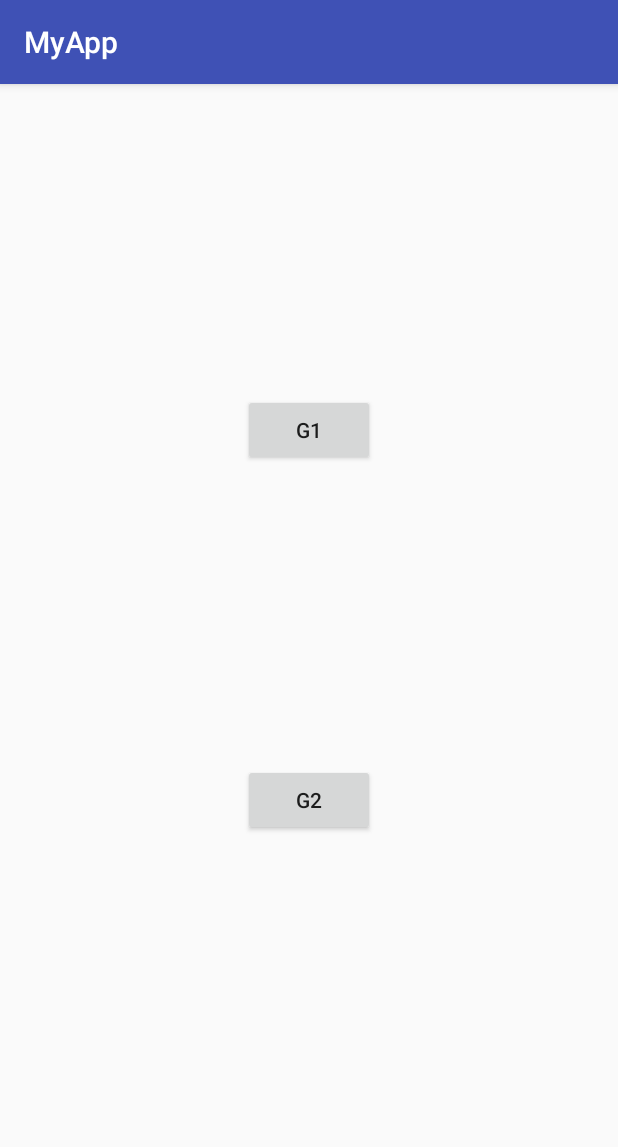
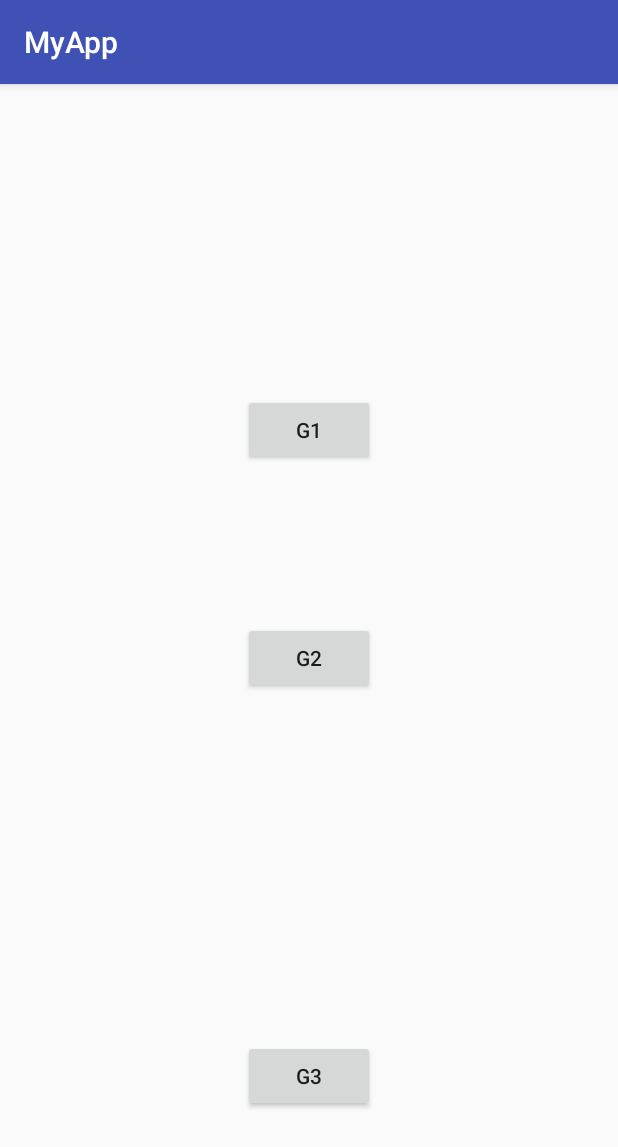
Before and after one commit to LumberjacksIncorperated/MyApp, an Android app: the screen it shows after launch (HomeScreenActivity), on a phone screen of 412 x 824 dp. Shown: the top 1147 px of the screen. Run offline under Robolectric (Android 15) with nearby library versions, the phone set to English and light mode, and no system bars.

Commit message:
added a useless button

```diff
--- a/app/src/main/AndroidManifest.xml
+++ b/app/src/main/AndroidManifest.xml
@@ -29,6 +29,11 @@
             android:label="@string/title_activity_remote_web_server"
             android:theme="@style/AppTheme.NoActionBar">
         </activity>
+        <activity
+            android:name=".UselessButtonActivity"
+            android:label="UselssButtonActivity"
+            android:theme="@style/AppTheme.NoActionBar">
+        </activity>
     </application>
 
 </manifest>
--- a/app/src/main/java/com/example/developer/myapp/HomeScreenActivity.java
+++ b/app/src/main/java/com/example/developer/myapp/HomeScreenActivity.java
@@ -28,6 +28,7 @@ public class HomeScreenActivity extends SRActivity {
     private void initialiseHomeButtons() {
         this.initialiseG1Button();
         this.initialiseG2Button();
+        this.initialiseG3Button();
     }
 
     private void initialiseG1Button() {
@@ -50,6 +51,16 @@ public class HomeScreenActivity extends SRActivity {
         });
     }
 
+    private void initialiseG3Button() {
+        Button g2Button = (Button)this.findViewById(R.id.g3Button);
+        g2Button.setOnClickListener(new View.OnClickListener() {
+            @Override
+            public void onClick(View view) {
+                HomeScreenActivity.this.moveToTheUselessButtonActivity();
+            }
+        });
+    }
+
     private void moveToTheWifiSettingsActivity() {
         Context applicationContext = this.getApplicationContext();
         Intent intentToMoveToTheWifiSettingsActivity = new Intent(applicationContext, WifiSettingsActivity.class);
@@ -61,4 +72,10 @@ public class HomeScreenActivity extends SRActivity {
         Intent intentToMoveToTheRemoteWebServerActivity = new Intent(applicationContext, RemoteWebServerActivity.class);
         this.startActivity(intentToMoveToTheRemoteWebServerActivity);
     }
+
+    private void moveToTheUselessButtonActivity() {
+        Context applicationContext = this.getApplicationContext();
+        Intent intentToMoveToTheUselessButtonActivity = new Intent(applicationContext, UselessButtonActivity.class);
+        this.startActivity(intentToMoveToTheUselessButtonActivity);
+    }
 }
--- a/app/src/main/res/layout/activity_main.xml
+++ b/app/src/main/res/layout/activity_main.xml
@@ -27,6 +27,17 @@
         app:layout_constraintLeft_toLeftOf="parent"
         app:layout_constraintRight_toRightOf="parent"
         app:layout_constraintTop_toTopOf="parent"
-        app:layout_constraintVertical_bias="0.63" />
+        app:layout_constraintVertical_bias="0.498" />
+
+    <Button
+        android:id="@+id/g3Button"
+        android:layout_width="wrap_content"
+        android:layout_height="wrap_content"
+        android:text="G3"
+        app:layout_constraintBottom_toBottomOf="parent"
+        app:layout_constraintLeft_toLeftOf="parent"
+        app:layout_constraintRight_toRightOf="parent"
+        app:layout_constraintTop_toTopOf="parent"
+        app:layout_constraintVertical_bias="0.885" />
 
 </android.support.constraint.ConstraintLayout>
```
Also changed, not shown: app/src/main/java/com/example/developer/myapp/UselessButtonActivity.java (added, +36 -0 lines).
